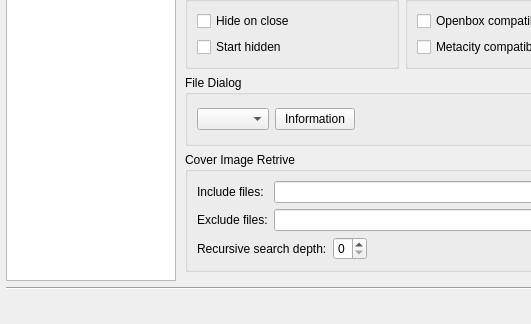
Above: src/ui/forms/configdialog.ui from ksv1986/qmmp-staging before the change; both pictures show x 0 to 531 and y 113 to 437 of the 633 by 437 pixel window. Below: the same form after it.
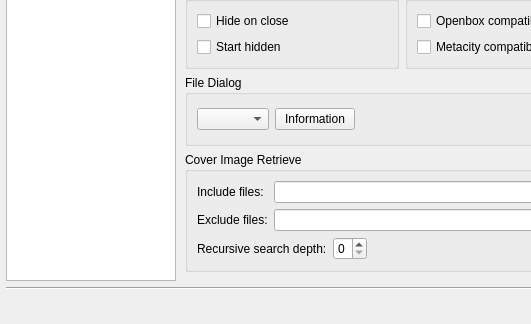
That is the form after the change. The open tabs and pages were chosen to show the change. Icons and pictures are not drawn.

Patch:
```diff
--- a/src/ui/forms/configdialog.ui
+++ b/src/ui/forms/configdialog.ui
@@ -857,7 +857,7 @@
          <item row="3" column="0" colspan="2">
           <widget class="QGroupBox" name="groupBox_9">
            <property name="title">
-            <string>Cover Image Retrive</string>
+            <string>Cover Image Retrieve</string>
            </property>
            <layout class="QGridLayout" name="gridLayout_6">
             <item row="0" column="0">
```
